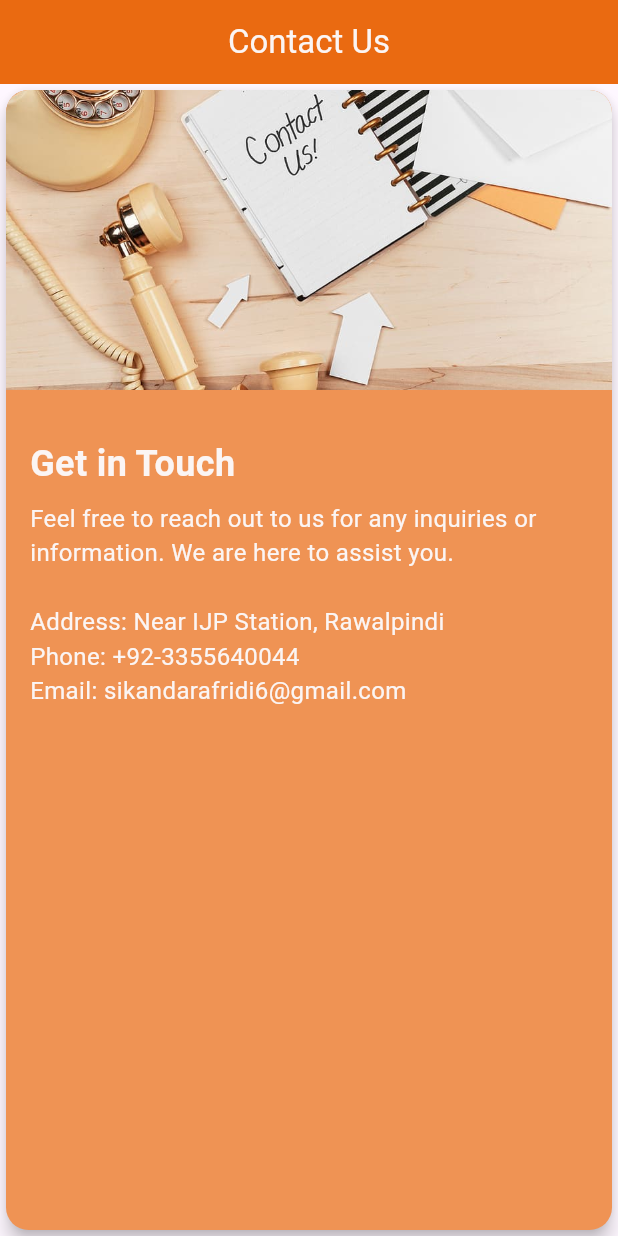
After one commit to Sikandar897/ziscomm, a Flutter app: the screen it shows after launch, on a phone screen of 412 x 824 dp. The commit adds this screen. Run offline on Flutter 3.47's test engine with Material 3 defaults, Android fonts, the phone set to English and light mode, and no system bars; our stand-ins replace flutter_spinkit, google_fonts.

Commit message:
add: contac Us

```diff
--- a/lib/main.dart
+++ b/lib/main.dart
@@ -1,5 +1,5 @@
 import 'package:flutter/material.dart';
-import 'package:ziscomm/views/auth-view/about_us.dart';
+import 'package:ziscomm/views/contact_us.dart';
 
 void main() {
   runApp(const MyApp());
@@ -17,7 +17,7 @@ class MyApp extends StatelessWidget {
         colorScheme: ColorScheme.fromSeed(seedColor: Colors.deepPurple),
         useMaterial3: true,
       ),
-      home: const AboutUsView(),
+      home: const ContactUsView(),
     );
   }
 }
--- /dev/null
+++ b/lib/views/contact_us.dart
@@ -0,0 +1,72 @@
+import 'package:flutter/material.dart';
+import 'package:ziscomm/utils/app_constant.dart';
+
+class ContactUsView extends StatelessWidget {
+  const ContactUsView({Key? key}) : super(key: key);
+
+  @override
+  Widget build(BuildContext context) {
+    return Scaffold(
+      appBar: AppBar(
+        centerTitle: true,
+        backgroundColor: AppConstant.appMainColor,
+        foregroundColor: AppConstant.appTextColor,
+        title: const Text('Contact Us'),
+      ),
+      //backgroundColor: Colors.grey.shade100,
+      body: Card(
+        color: AppConstant.appSecondoryColor,
+        elevation: 5.0,
+        shape: RoundedRectangleBorder(
+          borderRadius: BorderRadius.circular(15.0),
+        ),
+        child: Column(
+          crossAxisAlignment: CrossAxisAlignment.start,
+          children: [
+            Container(
+              height: 200.0,
+              decoration: const BoxDecoration(
+                borderRadius: BorderRadius.only(
+                  topLeft: Radius.circular(15.0),
+                  topRight: Radius.circular(15.0),
+                ),
+                image: DecorationImage(
+                  image: AssetImage('assets/images/contcatus.jpg'),
+                  fit: BoxFit.cover,
+                ),
+              ),
+            ),
+            const SizedBox(height: 16.0),
+            const Padding(
+              padding: EdgeInsets.all(16.0),
+              child: Column(
+                crossAxisAlignment: CrossAxisAlignment.start,
+                children: [
+                  Text(
+                    'Get in Touch',
+                    style: TextStyle(
+                      fontSize: 24.0,
+                      fontWeight: FontWeight.bold,
+                      color: AppConstant.appTextColor,
+                    ),
+                  ),
+                  SizedBox(height: 8.0),
+                  Text(
+                    "Feel free to reach out to us for any inquiries or information. We are here to assist you.\n\n"
+                    "Address: Near IJP Station, Rawalpindi \n"
+                    "Phone: +92-3355640044\n"
+                    "Email: sikandarafridi6@gmail.com",
+                    style: TextStyle(
+                      fontSize: 16.0,
+                      color: AppConstant.appTextColor,
+                    ),
+                  ),
+                ],
+              ),
+            ),
+          ],
+        ),
+      ),
+    );
+  }
+}
```
Also changed, not shown: assets/images/contcatus.jpg (added), lib/views/about_us.dart (renamed from lib/views/auth-view/about_us.dart).
